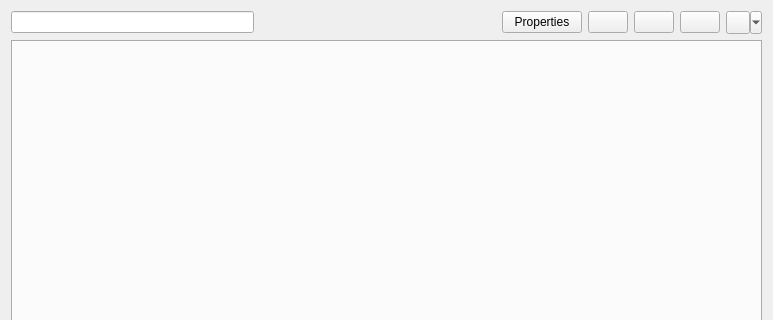
Above: core/ui/shared/dscenario.ui from Giswater/giswater_qgis_plugin before the change; both pictures show x 0 to 773 and y 0 to 320 of the 773 by 525 pixel window. Below: the same form after it.
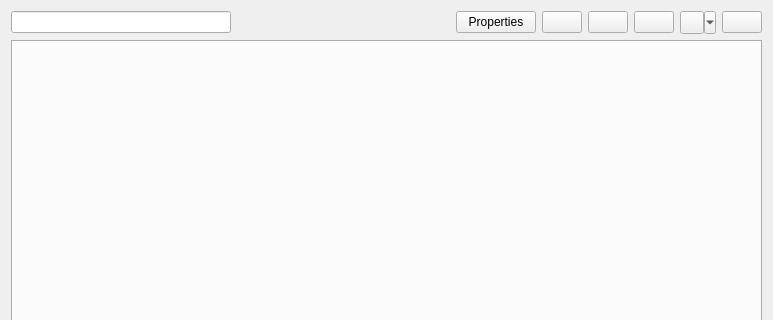
That is the form after the change.

Commit message: feat(dscenario): add button to select by expression

Patch:
```diff
--- a/core/ui/shared/dscenario.ui
+++ b/core/ui/shared/dscenario.ui
@@ -111,6 +111,13 @@
        </property>
       </widget>
      </item>
+     <item>
+      <widget class="QPushButton" name="btn_expr_select">
+       <property name="text">
+        <string/>
+       </property>
+      </widget>
+     </item>
     </layout>
    </item>
   </layout>
```
The commit also changes 2 other files.
